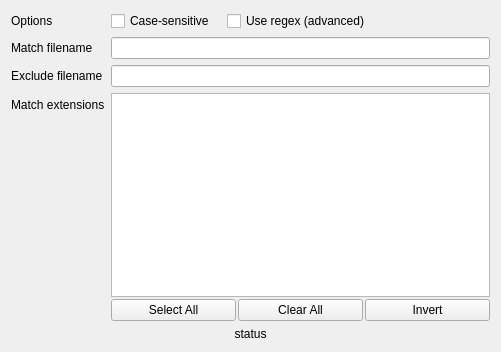
Old version of the form src/forms/filterwidget.ui in the repository fluxth/fluxrename.
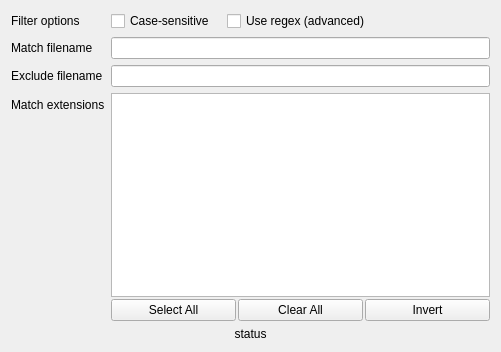
New version of the form.

```diff
--- a/src/forms/filterwidget.ui
+++ b/src/forms/filterwidget.ui
@@ -31,7 +31,7 @@
      <item row="1" column="0">
       <widget class="QLabel" name="label_3">
        <property name="text">
-        <string>Options</string>
+        <string>Filter options</string>
        </property>
       </widget>
      </item>
```
